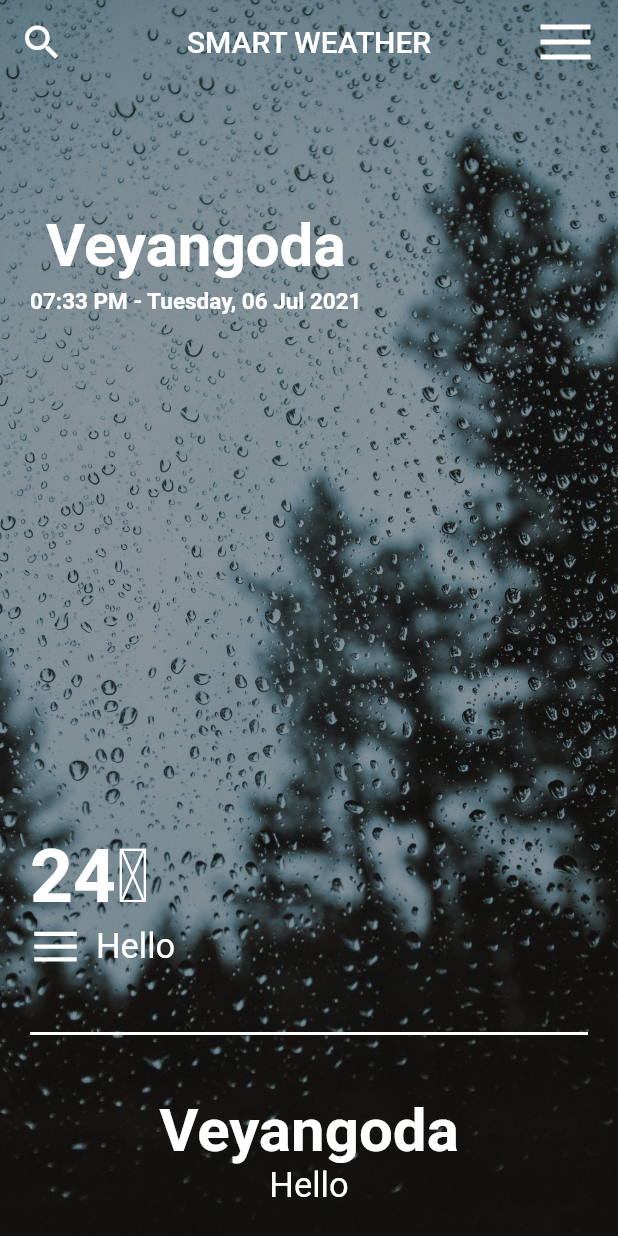
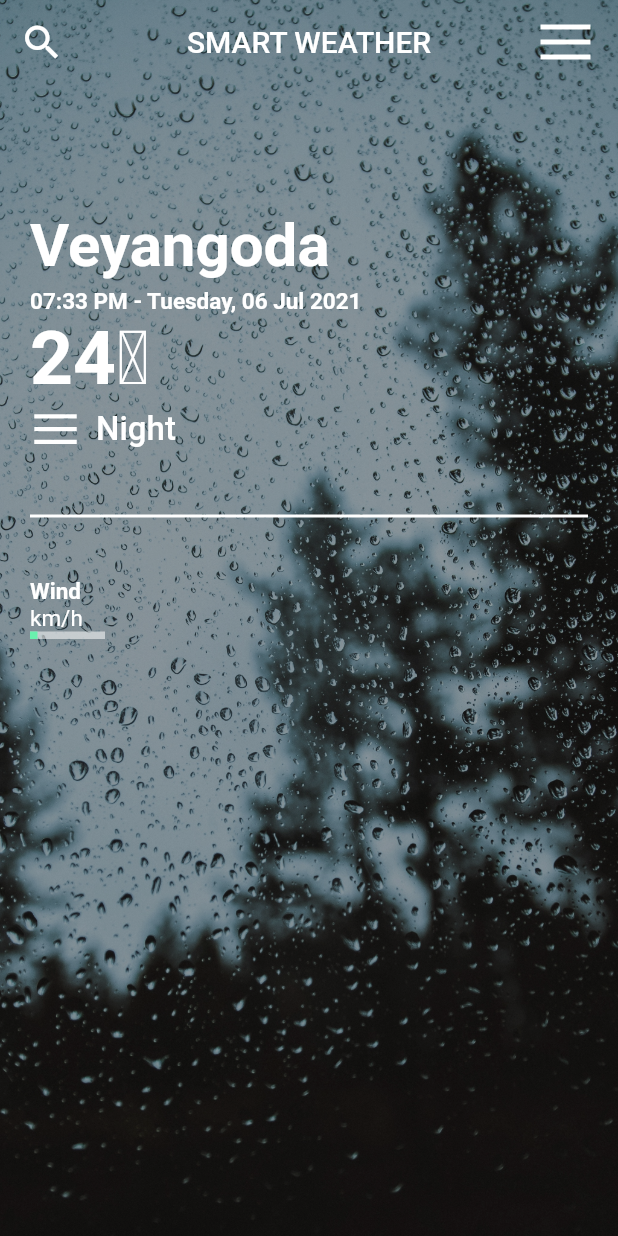
Before and after one commit to Kushanyasiru97/Weather_Application, a Flutter app: the screen it shows after launch, on a phone screen of 412 x 824 dp. Run offline on Flutter 3.47's test engine with Material 2 defaults, Android fonts, the phone set to English and light mode, and no system bars; our stand-ins replace flutter_svg.

Commit message:
Update weather.dart

```diff
--- a/lib/weather.dart
+++ b/lib/weather.dart
@@ -1,3 +1,4 @@
+import 'package:flutter/cupertino.dart';
 import 'package:flutter/material.dart';
 import 'package:flutter_svg/svg.dart';
 
@@ -55,9 +56,8 @@ class Weather extends StatelessWidget {
                   mainAxisAlignment: MainAxisAlignment.spaceBetween,
                   crossAxisAlignment: CrossAxisAlignment.start,
                   children: [
-                    Expanded(
-                      child: Column(
-
+                    Column(
+                      crossAxisAlignment: CrossAxisAlignment.start,
                       children: [
                         SizedBox(height: 120.0),
                         Text('Veyangoda',
@@ -76,9 +76,9 @@ class Weather extends StatelessWidget {
                             color: Colors.white,
                           ),
                         ),
-                        ],
-                      ),
-                    ),
+                        Column(
+                          mainAxisAlignment: MainAxisAlignment.spaceBetween,
+                          children: [
                             Column(
                               crossAxisAlignment: CrossAxisAlignment.start,
                               children: [
@@ -99,18 +99,19 @@ class Weather extends StatelessWidget {
                                     ),
                                     SizedBox(width: 10.0,),
                                     Text(
-                              'Hello',
+                                      'Night',
                                       style: TextStyle(
-                                fontSize: 23.0,
+                                        fontSize: 22.0,
                                         color: Colors.white,
+                                        fontWeight: FontWeight.w500,
                                       ),
                                     ),
                                   ],
                                 ),
                               ],
                             ),
-                    Column(
-                      children: [
+                          ],
+                        ),
                         Container(
                           margin: EdgeInsets.symmetric(vertical: 40.0),
                           decoration: BoxDecoration(
@@ -121,24 +122,43 @@ class Weather extends StatelessWidget {
 
                         ),
 
-                        Text('Veyangoda',
+                        Column(
+                          children: [
+                            Text('Wind',
                               style: TextStyle(
                                 fontWeight: FontWeight.bold,
-                            fontSize: 40.0,
+                                fontSize: 15.0,
                                 color: Colors.white,
                               ),
                             ),
+                          ],
+                        ),
+
                         Text(
-                          'Hello',
+                          'km/h',
                           style: TextStyle(
-                            fontSize: 23.0,
+                            fontSize: 15.0,
                             color: Colors.white,
                           ),
+                        ),
+                        Stack(
+                          children: [
+                            Container(
+                              height: 5.0,
+                              width: 50.0,
+                              color: Colors.white54,
+                            ),
+                            Container(
+                              height: 5.0,
+                              width: 5.0,
+                              color: Colors.greenAccent,
                             )
                           ],
                         )
                       ],
 
+                    ),
+                  ],
                 ),
 
               )
```
Lines whose indentation alone changed are shown as unchanged.
